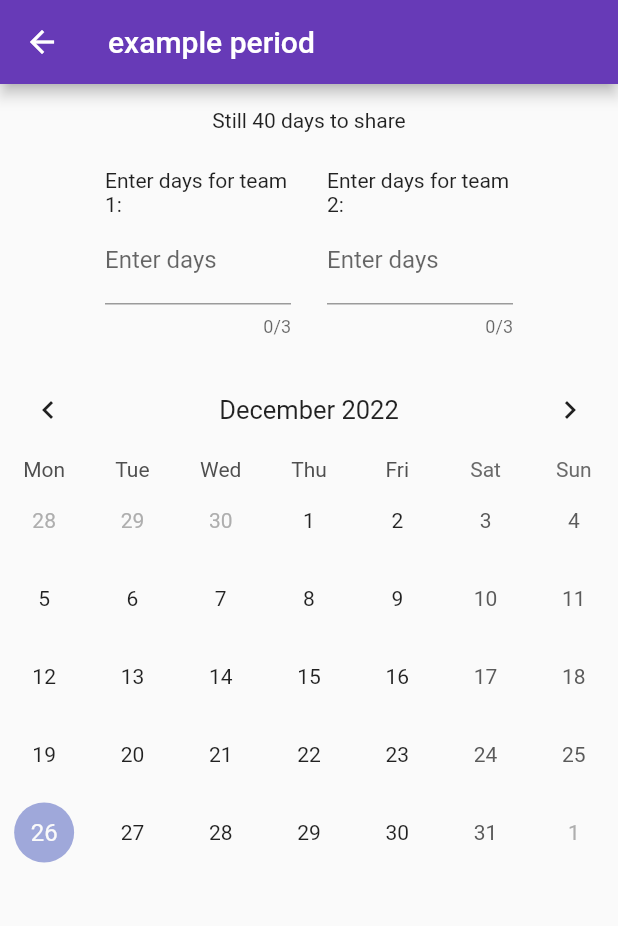
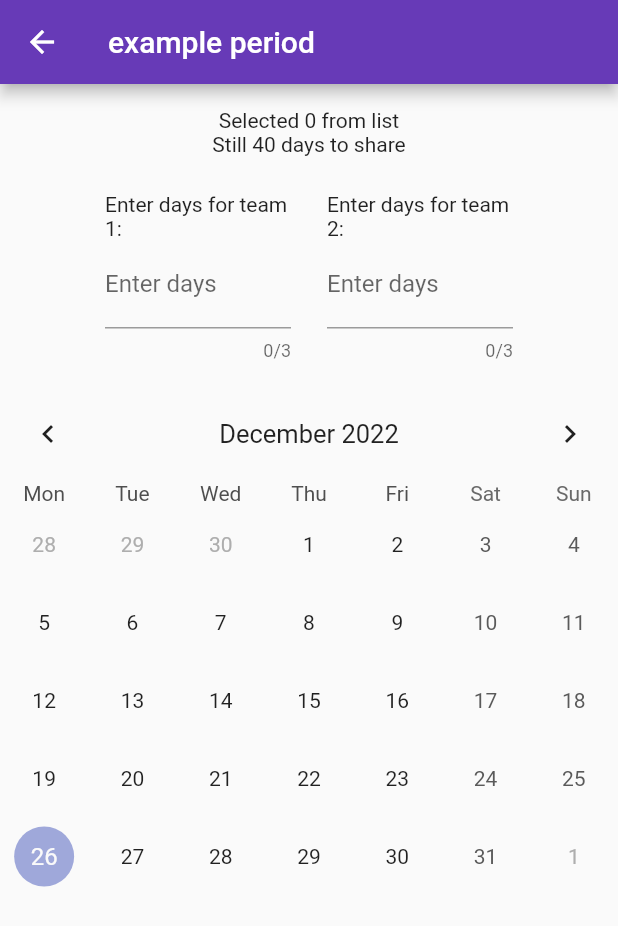
Before and after one commit to Hector-SaTe/year_planner, a Flutter app: the screen it shows after launch, after a tap on "example period", on a phone screen of 412 x 824 dp. Shown: the top 926 px of the screen. Run offline on Flutter 3.47's test engine with Material 2 defaults, Android fonts, the phone set to English and light mode, and no system bars; drawn by our look-alikes of table_calendar; our stand-ins replace flutter_hooks, hooks_riverpod.

Commit message:
renaming and rethinking

```diff
--- a/lib/main.dart
+++ b/lib/main.dart
@@ -2,7 +2,7 @@ import 'package:flutter/material.dart';
 import 'package:hooks_riverpod/hooks_riverpod.dart';
 import 'package:intl/date_symbol_data_local.dart';
 import 'package:year_planner/pages/basics_example.dart';
-import 'package:year_planner/pages/range_example.dart';
+import 'package:year_planner/screens/create_period.dart';
 import 'package:year_planner/providers.dart';
 
 void main() {
@@ -48,6 +48,7 @@ class MyHomePage extends ConsumerWidget {
             ProviderScope(
               overrides: [
                 currentItem.overrideWithValue(periodList[i]),
+                currentItemIndex.overrideWithValue(i),
               ],
               child: const PeriodListItem(),
             )
@@ -56,7 +57,7 @@ class MyHomePage extends ConsumerWidget {
       floatingActionButton: FloatingActionButton(
         onPressed: () => Navigator.push(
           context,
-          MaterialPageRoute(builder: (_) => const TableRangeExample()),
+          MaterialPageRoute(builder: (_) => const SelectRange()),
         ),
         tooltip: 'new Item',
         child: const Icon(Icons.add),
@@ -71,6 +72,7 @@ class PeriodListItem extends ConsumerWidget {
   @override
   Widget build(BuildContext context, WidgetRef ref) {
     final period = ref.watch(currentItem);
+    final periodindex = ref.watch(currentItemIndex);
     final Duration duration = period.endRange.difference(period.startRange);
     return ListTile(
       leading: const Padding(
@@ -79,10 +81,13 @@ class PeriodListItem extends ConsumerWidget {
       ),
       title: Text(period.title),
       trailing: Text("${duration.inDays} days"),
-      onTap: () => Navigator.push(
-        context,
-        MaterialPageRoute(builder: (_) => TableBasicsExample(ref)),
-      ),
+      onTap: () {
+        ref.read(selectedItemIndex.notifier).state = periodindex;
+        Navigator.push(
+          context,
+          MaterialPageRoute(builder: (_) => TableBasicsExample(ref)),
+        );
+      },
     );
   }
 }
--- a/lib/main_2.dart
+++ b/lib/main_2.dart
@@ -8,7 +8,7 @@ import 'pages/basics_example.dart';
 import 'pages/complex_example.dart';
 import 'pages/events_example.dart';
 import 'pages/multi_example.dart';
-import 'pages/range_example.dart';
+import 'screens/create_period.dart';
 
 void main() {
   initializeDateFormatting().then((_) => runApp(MyApp()));
--- a/lib/pages/basics_example.dart
+++ b/lib/pages/basics_example.dart
@@ -76,13 +76,14 @@ class TeamsWidget extends HookConsumerWidget {
   @override
   Widget build(BuildContext context, WidgetRef refnew) {
     final period = ref.watch(currentItem);
+    final periodIndex = ref.watch(selectedItemIndex);
     final Duration periodDuration =
         period.endRange.difference(period.startRange);
     return Padding(
       padding: const EdgeInsets.all(16.0),
       child: Column(
         children: [
-          //const Text("Enter number of days to share"),
+          Text("Selected ${periodIndex} from list"),
           Text("Still ${periodDuration.inDays} days to share"),
           const SizedBox(height: 24),
           Wrap(
--- a/lib/providers.dart
+++ b/lib/providers.dart
@@ -14,6 +14,8 @@ final periodListProvider =
             ])));
 
 final currentItem = Provider<TimePeriod>((ref) => throw UnimplementedError());
+final currentItemIndex = Provider<int>((ref) => throw UnimplementedError());
+final selectedItemIndex = StateProvider<int>((_) => 1);
 
 final periodSelectionProvider = StateProvider<String>(((_) => exampleName));
 final selectedPeriodProvider = Provider<TimePeriod>(((ref) {
```
Also changed, not shown: lib/screens/create_period.dart (renamed from lib/pages/range_example.dart, +4 -4 lines).
